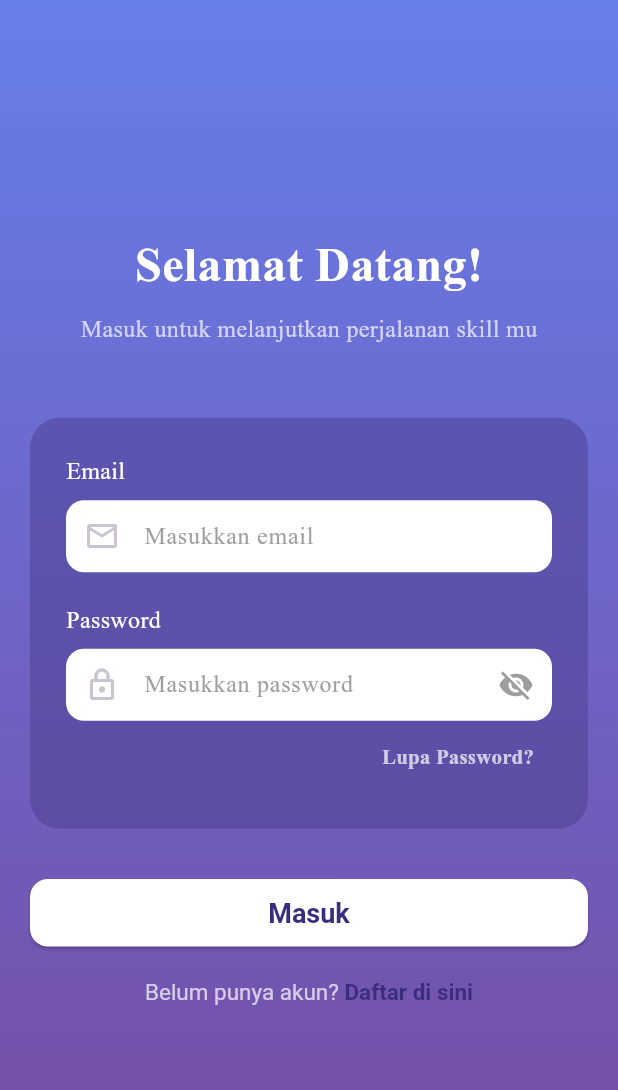
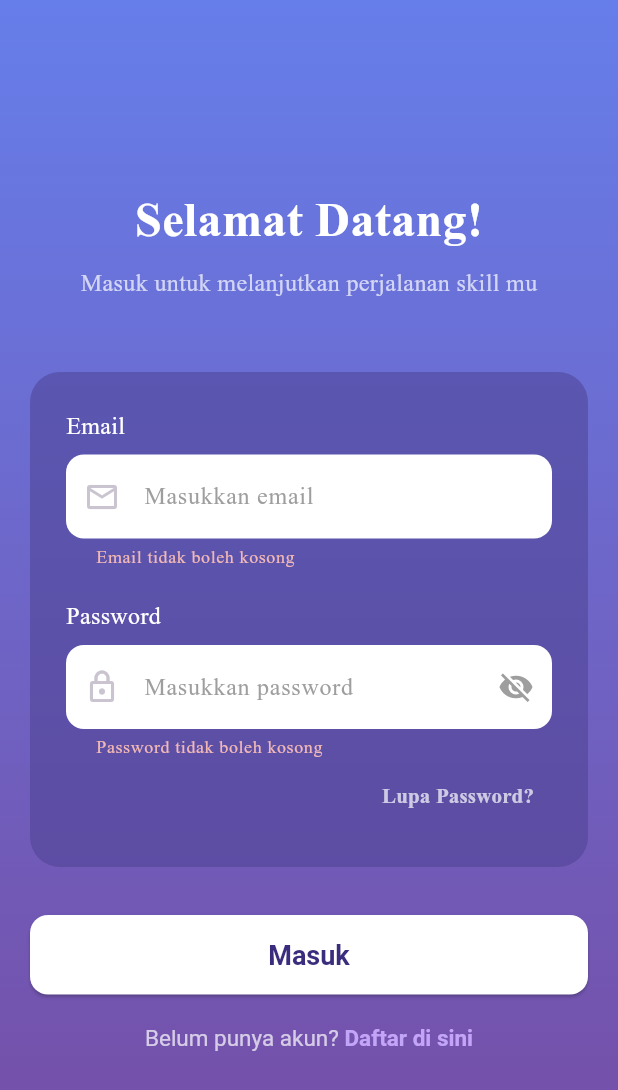
Before and after one commit to andinianatasya/Skillyfta, a Flutter app: the LoginPage screen opened directly, after a tap on "Masuk", on a phone screen of 412 x 824 dp. Shown: the top 1090 px of the screen. Run offline on Flutter 3.47's test engine with Material 3 defaults, Android fonts, the phone set to English and light mode, and no system bars; our stand-ins replace cloud_firestore, firebase_auth, firebase_core; accounts and stored records are empty.

```diff
--- a/lib/auth/login_page.dart
+++ b/lib/auth/login_page.dart
@@ -2,6 +2,7 @@ import 'package:flutter/gestures.dart';
 import 'package:flutter/material.dart';
 import 'register_page.dart';
 import 'package:firebase_auth/firebase_auth.dart';
+import 'package:skillyfta/pages/beranda_page.dart';
 
 class LoginPage extends StatefulWidget {
   const LoginPage({super.key});
@@ -49,10 +50,10 @@ class _LoginPageState extends State<LoginPage> {
 
       if (mounted) {
         print("Login berhasil & email terverifikasi! Navigasi ke halaman utama...");
-        // Navigator.pushReplacement(
-        //   context,
-        //   MaterialPageRoute(builder: (context) => const BerandaPage()),
-        // );
+        Navigator.pushReplacement(
+          context,
+          MaterialPageRoute(builder: (context) => const BerandaPage()),
+        );
       }
     } on FirebaseAuthException catch (e) {
       String message = 'Terjadi kesalahan.';
@@ -125,19 +126,9 @@ class _LoginPageState extends State<LoginPage> {
               child: Column(
                 mainAxisAlignment: MainAxisAlignment.center,
                 children: <Widget>[
-                  const Text(
-                    'Selamat Datang!',
-                    style: TextStyle(
-                      fontSize: 32,
-                      fontWeight: FontWeight.bold,
-                      color: Colors.white,
-                    ),
-                  ),
+                  const Text('Selamat Datang!', style: TextStyle(fontSize: 32, fontWeight: FontWeight.bold, color: Colors.white)),
                   const SizedBox(height: 8),
-                  const Text(
-                    'Masuk untuk melanjutkan perjalanan skill mu',
-                    style: TextStyle(fontSize: 16, color: Colors.white70),
-                  ),
+                  const Text('Masuk untuk melanjutkan perjalanan skill mu', style: TextStyle(fontSize: 16, color: Colors.white70)),
                   const SizedBox(height: 48),
 
                   Container(
@@ -146,42 +137,38 @@ class _LoginPageState extends State<LoginPage> {
                       color: const Color(0xFF4A3F8E).withOpacity(0.5),
                       borderRadius: BorderRadius.circular(20),
                     ),
+                    // DITAMBAHKAN: Widget Form untuk validasi
+                    child: Form(
+                      key: _formKey,
                       child: Column(
                         crossAxisAlignment: CrossAxisAlignment.start,
                         children: [
-                        const Text(
-                          'Email',
-                          style: TextStyle(color: Colors.white, fontSize: 16),
-                        ),
+                          const Text('Email', style: TextStyle(color: Colors.white, fontSize: 16)),
                           const SizedBox(height: 8),
                           TextFormField(
                             controller: _emailController,
                             style: const TextStyle(color: Colors.black87),
                             decoration: InputDecoration(
                               hintText: 'Masukkan email',
-                            prefixIcon: Icon(Icons.email_outlined),
-                            hintStyle: const TextStyle(
-                              fontSize: 16,
-                              color: Colors.grey,
-                            ),
+                              prefixIcon: const Icon(Icons.email_outlined),
+                              hintStyle: const TextStyle(fontSize: 16, color: Colors.grey),
                               filled: true,
                               fillColor: Colors.white,
-                            border: OutlineInputBorder(
-                              borderRadius: BorderRadius.circular(12),
-                              borderSide: BorderSide.none,
+                              border: OutlineInputBorder(borderRadius: BorderRadius.circular(12), borderSide: BorderSide.none),
+                              contentPadding: const EdgeInsets.symmetric(vertical: 16, horizontal: 16), // DIUBAH
                             ),
-                            contentPadding: const EdgeInsets.symmetric(
-                              vertical: 5,
-                              horizontal: 16,
-                            ),
-                          ),
+                            keyboardType: TextInputType.emailAddress,
+                            // DITAMBAHKAN: Aturan validasi
+                            validator: (value) {
+                              if (value == null || value.isEmpty) {
+                                return 'Email tidak boleh kosong';
+                              }
+                              return null;
+                            },
                           ),
                           const SizedBox(height: 20),
 
-                        const Text(
-                          'Password',
-                          style: TextStyle(color: Colors.white, fontSize: 16),
-                        ),
+                          const Text('Password', style: TextStyle(color: Colors.white, fontSize: 16)),
                           const SizedBox(height: 8),
                           TextFormField(
                             controller: _passwordController,
@@ -189,50 +176,36 @@ class _LoginPageState extends State<LoginPage> {
                             obscureText: !_isPasswordVisible,
                             decoration: InputDecoration(
                               hintText: 'Masukkan password',
-                            prefixIcon: Icon(Icons.lock_outlined),
-                            hintStyle: const TextStyle(
-                              fontSize: 16,
-                              color: Colors.grey,
-                            ),
+                              prefixIcon: const Icon(Icons.lock_outlined),
+                              hintStyle: const TextStyle(fontSize: 16, color: Colors.grey),
                               filled: true,
                               fillColor: Colors.white,
-                            border: OutlineInputBorder(
-                              borderRadius: BorderRadius.circular(12),
-                              borderSide: BorderSide.none,
-                            ),
-                            contentPadding: const EdgeInsets.symmetric(
-                              vertical: 5,
-                              horizontal: 16,
-                            ),
+                              border: OutlineInputBorder(borderRadius: BorderRadius.circular(12), borderSide: BorderSide.none),
+                              contentPadding: const EdgeInsets.symmetric(vertical: 16, horizontal: 16), // DIUBAH
                               suffixIcon: IconButton(
-                              icon: Icon(
-                                _isPasswordVisible
-                                    ? Icons.visibility
-                                    : Icons.visibility_off,
-                                color: Colors.grey,
-                              ),
+                                icon: Icon(_isPasswordVisible ? Icons.visibility : Icons.visibility_off, color: Colors.grey),
                                 onPressed: () {
-                                setState(() {
-                                  _isPasswordVisible = !_isPasswordVisible;
-                                });
+                                  setState(() { _isPasswordVisible = !_isPasswordVisible; });
                                 },
                               ),
                             ),
+                            // DITAMBAHKAN: Aturan validasi
+                            validator: (value) {
+                              if (value == null || value.isEmpty) {
+                                return 'Password tidak boleh kosong';
+                              }
+                              return null;
+                            },
                           ),
                           Align(
                             alignment: Alignment.centerRight,
                             child: TextButton(
                               onPressed: _resetPassword,
-                            child: const Text(
-                              'Lupa Password?',
-                              style: TextStyle(
-                                color: Colors.white70,
-                                fontWeight: FontWeight.bold,
-                              ),
-                            ),
+                              child: const Text('Lupa Password?', style: TextStyle(color: Colors.white70, fontWeight: FontWeight.bold)),
                             ),
                           ),
                         ],
+                      ),
                     ),
                   ),
                   const SizedBox(height: 32),
@@ -244,19 +217,12 @@ class _LoginPageState extends State<LoginPage> {
                       style: ElevatedButton.styleFrom(
                         backgroundColor: Colors.white,
                         foregroundColor: const Color(0xFF3A2D7D),
-                        padding: const EdgeInsets.symmetric(vertical: 12),
-                        shape: RoundedRectangleBorder(
-                          borderRadius: BorderRadius.circular(12),
-                        ),
-                        textStyle: const TextStyle(
-                          fontSize: 18,
-                          fontWeight: FontWeight.bold,
-                        ),
+                        padding: const EdgeInsets.symmetric(vertical: 16),
+                        shape: RoundedRectangleBorder(borderRadius: BorderRadius.circular(12)),
+                        textStyle: const TextStyle(fontSize: 18, fontWeight: FontWeight.bold),
                       ),
                       child: _isLoading
-                          ? const CircularProgressIndicator(
-                              color: Color(0xFF3A2D7D),
-                            )
+                          ? const CircularProgressIndicator(color: Color(0xFF3A2D7D))
                           : const Text('Masuk'),
                     ),
                   ),
@@ -264,26 +230,15 @@ class _LoginPageState extends State<LoginPage> {
 
                   RichText(
                     text: TextSpan(
-                      style: const TextStyle(
-                        color: Colors.white70,
-                        fontSize: 15,
-                      ),
+                      style: const TextStyle(color: Colors.white70, fontSize: 15),
                       children: <TextSpan>[
                         const TextSpan(text: 'Belum punya akun? '),
                         TextSpan(
                           text: 'Daftar di sini',
-                          style: const TextStyle(
-                            color: Color(0xFF3A2D7D),
-                            fontWeight: FontWeight.bold,
-                          ),
+                          style: const TextStyle(color: Color(0xFFC3A5F8), fontWeight: FontWeight.bold),
                           recognizer: TapGestureRecognizer()
                             ..onTap = () {
-                              Navigator.push(
-                                context,
-                                MaterialPageRoute(
-                                  builder: (context) => const RegisterPage(),
-                                ),
-                              );
+                              Navigator.push(context, MaterialPageRoute(builder: (context) => const RegisterPage()));
                             },
                         ),
                       ],
```
Lines whose indentation alone changed are shown as unchanged.
